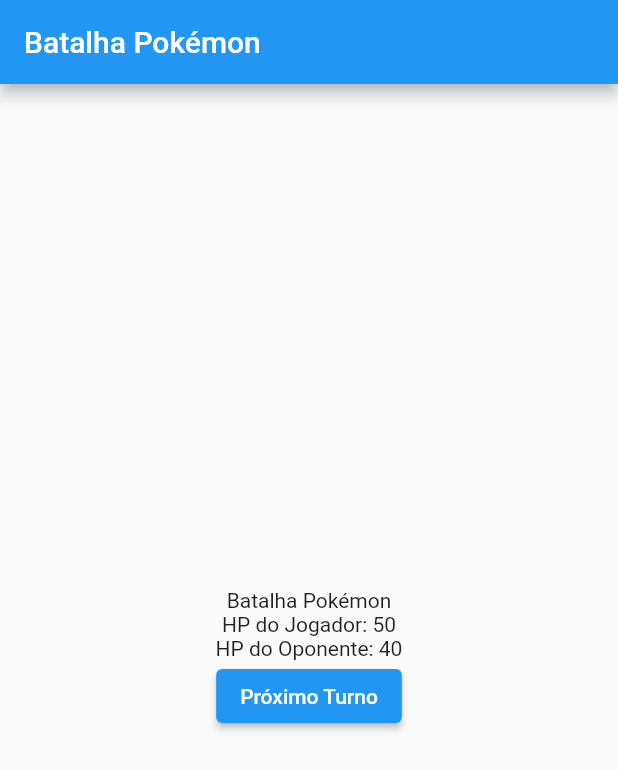
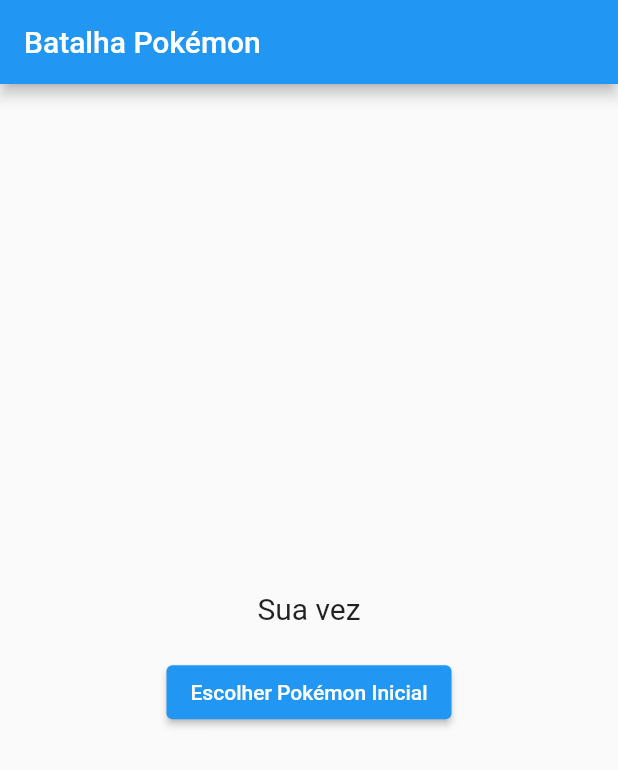
Before and after one commit to rafa-simoes22/batalhapokemon, a Flutter app: the screen it shows after launch, on a phone screen of 412 x 824 dp. Shown: the top 770 px of the screen. Run offline on Flutter 3.47's test engine with Material 2 defaults, Android fonts, the phone set to English and light mode, and no system bars.

Commit message:
alguma coisa saindo

```diff
--- a/lib/main.dart
+++ b/lib/main.dart
@@ -1,139 +1,154 @@
 import 'dart:math';
-
 import 'package:flutter/material.dart';
 
-void main() {
-  runApp(MaterialApp(
-    home: MyApp(),
-  ));
-}
+void main() => runApp(PokemonBattleApp());
 
-class PokemonCard {
-  final String name;
-  final String type;
-  int hp;
-  List<String> attacks;
-
-  PokemonCard({
-    required this.name,
-    required this.type,
-    required this.hp,
-    required this.attacks,
-  });
-}
-
-class PokemonBattle {
-  final List<PokemonCard> playerCards;
-  final List<PokemonCard> opponentCards;
-  Random _random = Random();
-
-  PokemonBattle({
-    required this.playerCards,
-    required this.opponentCards,
-  });
-
-  bool _isPlayerTurn = true;
-
-  PokemonCard _getNextOpponentCard() {
-    return opponentCards[_random.nextInt(opponentCards.length)];
-  }
-
-  void _attack(PokemonCard attacker, PokemonCard defender) {
-    // Implemente a lógica de ataque aqui
-    // Reduza os pontos de vida do defensor, verifique condições de vitória, etc.
-    int damage = _random.nextInt(10) + 5;
-    defender.hp -= damage;
-    print("${attacker.name} atacou ${defender.name} causando $damage de dano.");
-  }
-
-  void playTurn() {
-    final currentPlayer = _isPlayerTurn ? playerCards : opponentCards;
-    final currentOpponent = _isPlayerTurn ? opponentCards : playerCards;
-
-    final attackingPokemon = currentPlayer[0];
-    final defendingPokemon = _getNextOpponentCard();
-
-    _attack(attackingPokemon, defendingPokemon);
-
-    // Alternar o turno
-    _isPlayerTurn = !_isPlayerTurn;
-  }
-
-  bool isGameOver() {
-    // Implemente a lógica para verificar se o jogo acabou (por exemplo, um jogador perdeu todas as cartas)
-    return playerCards.every((card) => card.hp <= 0) ||
-        opponentCards.every((card) => card.hp <= 0);
+class PokemonBattleApp extends StatelessWidget {
+  @override
+  Widget build(BuildContext context) {
+    return MaterialApp(
+      home: PokemonBattleScreen(),
+    );
   }
 }
 
-class MyApp extends StatefulWidget {
-  @override
-  _MyAppState createState() => _MyAppState();
+class Pokemon {
+  final String name;
+  int hp;
+  final int attack;
+
+  Pokemon({required this.name, required this.hp, required this.attack});
 }
 
-class _MyAppState extends State<MyApp> {
-  PokemonBattle? battle;
+class PokemonBattleScreen extends StatefulWidget {
+  @override
+  _PokemonBattleScreenState createState() => _PokemonBattleScreenState();
+}
+
+class _PokemonBattleScreenState extends State<PokemonBattleScreen> {
+  final List<Pokemon> initialPokemons = [
+    Pokemon(name: 'Bulbasaur', hp: 50, attack: 10),
+    Pokemon(name: 'Charmander', hp: 48, attack: 12),
+    Pokemon(name: 'Squirtle', hp: 52, attack: 9),
+  ];
+
+  Pokemon? playerPokemon;
+  Pokemon? opponentPokemon;
+  bool isPlayerTurn = true;
+  bool isBattleOver = false;
 
   @override
   void initState() {
     super.initState();
-
-    // Exemplo de criação de cartas para jogador e oponente
-    final playerCards = [
-      PokemonCard(name: "Pikachu", type: "Electric", hp: 50, attacks: ["Thunderbolt"]),
-      PokemonCard(name: "Charizard", type: "Fire", hp: 80, attacks: ["Flamethrower"]),
-      PokemonCard(name: "Blastoise", type: "Water", hp: 70, attacks: ["Hydro Pump"]),
-    ];
-
-    final opponentCards = [
-      PokemonCard(name: "Eevee", type: "Normal", hp: 40, attacks: ["Tackle"]),
-      PokemonCard(name: "Jigglypuff", type: "Fairy", hp: 60, attacks: ["Sing"]),
-      PokemonCard(name: "Meowth", type: "Normal", hp: 45, attacks: ["Scratch"]),
-    ];
-
-    battle = PokemonBattle(playerCards: playerCards, opponentCards: opponentCards);
+    // Initialize the opponent's Pokemon randomly
+    opponentPokemon = getRandomPokemon();
   }
 
-  void _playTurn() {
-    setState(() {
-      battle?.playTurn();
-      if (battle?.isGameOver() == true) {
+  Pokemon getRandomPokemon() {
+    final random = Random();
+    return initialPokemons[random.nextInt(initialPokemons.length)];
+  }
+
+  void attack() {
+    if (!isBattleOver) {
+      if (isPlayerTurn) {
+        // Player attacks
+        final damage = playerPokemon!.attack;
+        opponentPokemon!.hp -= damage;
+      } else {
+        // Opponent attacks
+        final damage = opponentPokemon!.attack;
+        playerPokemon!.hp -= damage;
+      }
+
+      // Check if the battle is over
+      if (playerPokemon!.hp <= 0 || opponentPokemon!.hp <= 0) {
+        isBattleOver = true;
+        showResultDialog();
+      } else {
+        // Switch turns
+        isPlayerTurn = !isPlayerTurn;
+      }
+    }
+    setState(() {});
+  }
+
+  void showResultDialog() {
+    String resultText;
+    if (playerPokemon!.hp <= 0) {
+      resultText = 'Você perdeu!';
+    } else {
+      resultText = 'Você venceu!';
+    }
+
     showDialog(
       context: context,
-          builder: (context) => AlertDialog(
-            title: Text("Fim de Jogo"),
-            content: Text("O jogo acabou!"),
+      builder: (BuildContext context) {
+        return AlertDialog(
+          title: Text('Resultado da batalha'),
+          content: Text(resultText),
+          actions: [
+            TextButton(
+              onPressed: () {
+                Navigator.of(context).pop();
+                restartBattle();
+              },
+              child: Text('Reiniciar'),
             ),
+          ],
+        );
+      },
     );
   }
-    });
+
+  void restartBattle() {
+    playerPokemon = null;
+    opponentPokemon = getRandomPokemon();
+    isPlayerTurn = true;
+    isBattleOver = false;
+    setState(() {});
   }
 
   @override
   Widget build(BuildContext context) {
-    return MaterialApp(
-      home: Scaffold(
+    return Scaffold(
       appBar: AppBar(
-          title: Text("Batalha Pokémon"),
+        title: Text('Batalha Pokémon'),
       ),
       body: Center(
         child: Column(
           mainAxisAlignment: MainAxisAlignment.center,
+          children: <Widget>[
+            Text(
+              isPlayerTurn ? 'Sua vez' : 'Vez do oponente',
+              style: TextStyle(fontSize: 20),
+            ),
+            SizedBox(height: 20),
+            playerPokemon != null
+                ? Column(
                     children: [
-              Text("Batalha Pokémon"),
-              if (battle != null)
-                Column(
-                  children: [
-                    Text("HP do Jogador: ${battle!.playerCards[0].hp}"),
-                    Text("HP do Oponente: ${battle!.opponentCards[0].hp}"),
+                      Text('Seu Pokémon: ${playerPokemon!.name}'),
+                      Text('HP: ${playerPokemon!.hp}'),
+                      Text('Ataque: ${playerPokemon!.attack}'),
+                      SizedBox(height: 20),
+                      Text('Pokémon Oponente: ${opponentPokemon!.name}'),
+                      Text('HP: ${opponentPokemon!.hp}'),
+                      Text('Ataque: ${opponentPokemon!.attack}'),
+                      SizedBox(height: 20),
                       ElevatedButton(
-                      onPressed: () => _playTurn(),
-                      child: Text("Próximo Turno"),
+                        onPressed: attack,
+                        child: Text('Atacar'),
                       ),
                     ],
+                  )
+                : ElevatedButton(
+                    onPressed: () {
+                      playerPokemon = getRandomPokemon();
+                      setState(() {});
+                    },
+                    child: Text('Escolher Pokémon Inicial'),
                   ),
           ],
-          ),
         ),
       ),
     );
```
Lines whose indentation alone changed are shown as unchanged.
